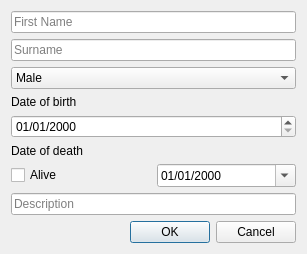
Before: the Qt Designer form Verklegt2014/AddScientistDialog.ui in Tagl/Verklegt2014, drawn with Qt 5.
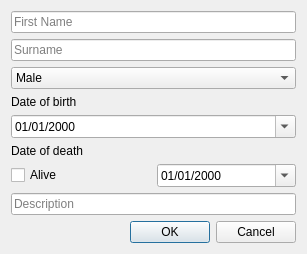
After: the same form once the commit is applied.

Patch:
```diff
--- a/Verklegt2014/AddScientistDialog.ui
+++ b/Verklegt2014/AddScientistDialog.ui
@@ -71,7 +71,7 @@
       <string>dd/MM/yyyy</string>
      </property>
      <property name="calendarPopup">
-      <bool>false</bool>
+      <bool>true</bool>
      </property>
     </widget>
    </item>
```
